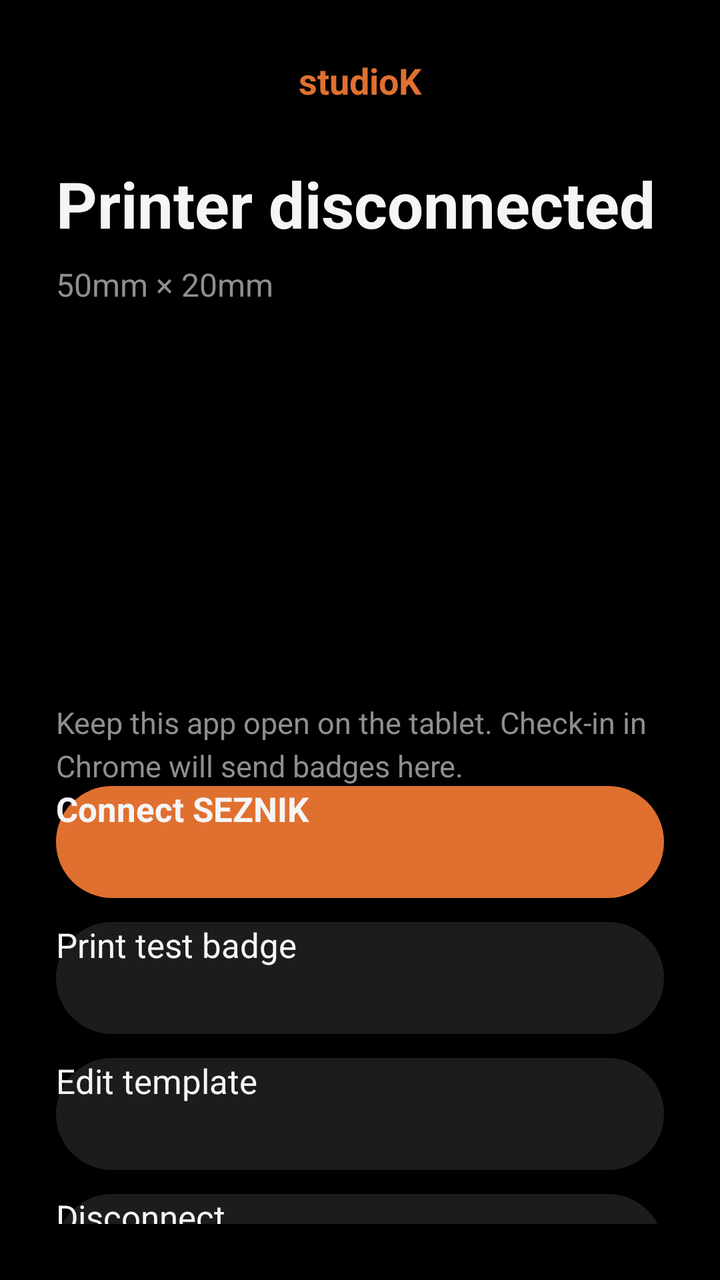
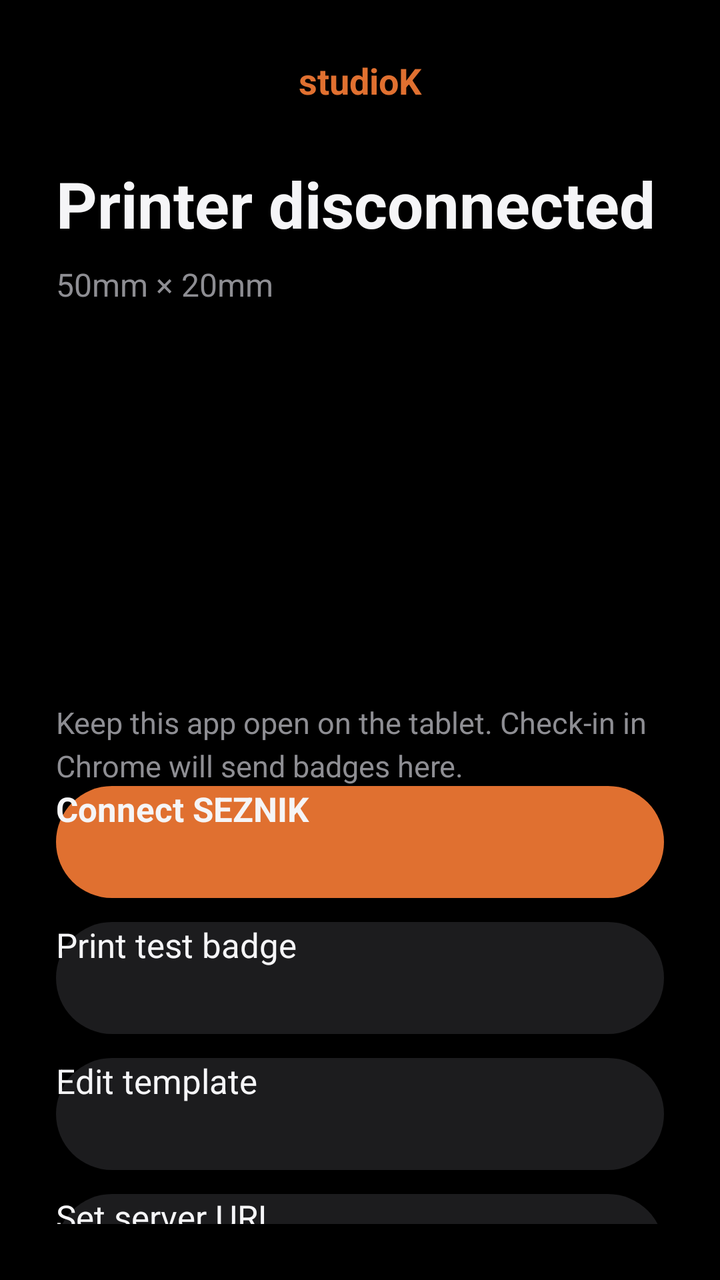

Two renders of the same Android screen: before a commit and after it. Below are the layout's source before the change and the commit's diff.
<!-- AndroidManifest.xml: application theme Theme.StudioKPrinter -->
<!-- res/layout/activity_main.xml -->
<?xml version="1.0" encoding="utf-8"?>
<LinearLayout xmlns:android="http://schemas.android.com/apk/res/android"
    android:layout_width="match_parent"
    android:layout_height="match_parent"
    android:background="@color/black"
    android:orientation="vertical"
    android:padding="28dp">

    <TextView
        android:layout_width="match_parent"
        android:layout_height="wrap_content"
        android:gravity="center"
        android:text="@string/brand"
        android:textColor="@color/accent"
        android:textSize="18sp"
        android:textStyle="bold" />

    <TextView
        android:id="@+id/statusTitle"
        android:layout_width="match_parent"
        android:layout_height="wrap_content"
        android:layout_marginTop="28dp"
        android:text="@string/status_disconnected"
        android:textColor="@color/cream"
        android:textSize="32sp"
        android:textStyle="bold" />

    <TextView
        android:id="@+id/statusDetail"
        android:layout_width="match_parent"
        android:layout_height="wrap_content"
        android:layout_marginTop="8dp"
        android:text="@string/label_size"
        android:textColor="@color/muted"
        android:textSize="16sp" />

    <ImageView
        android:id="@+id/previewImage"
        android:layout_width="match_parent"
        android:layout_height="160dp"
        android:layout_marginTop="18dp"
        android:contentDescription="@string/label_size"
        android:scaleType="fitCenter" />

    <TextView
        android:layout_width="match_parent"
        android:layout_height="wrap_content"
        android:layout_marginTop="20dp"
        android:lineSpacingExtra="4dp"
        android:text="@string/hint_pair"
        android:textColor="@color/muted"
        android:textSize="15sp" />

    <View
        android:layout_width="match_parent"
        android:layout_height="0dp"
        android:layout_weight="1" />

    <Button
        android:id="@+id/btnConnect"
        android:layout_width="match_parent"
        android:layout_height="56dp"
        android:background="@drawable/btn_accent"
        android:text="@string/connect"
        android:textAllCaps="false"
        android:textColor="@color/cream"
        android:textSize="17sp"
        android:textStyle="bold" />

    <Button
        android:id="@+id/btnTest"
        android:layout_width="match_parent"
        android:layout_height="56dp"
        android:layout_marginTop="12dp"
        android:background="@drawable/btn_panel"
        android:text="@string/print_test"
        android:textAllCaps="false"
        android:textColor="@color/cream"
        android:textSize="17sp" />

    <Button
        android:id="@+id/btnEditTemplate"
        android:layout_width="match_parent"
        android:layout_height="56dp"
        android:layout_marginTop="12dp"
        android:background="@drawable/btn_panel"
        android:text="@string/edit_template"
        android:textAllCaps="false"
        android:textColor="@color/cream"
        android:textSize="17sp" />

    <Button
        android:id="@+id/btnDisconnect"
        android:layout_width="match_parent"
        android:layout_height="56dp"
        android:layout_marginTop="12dp"
        android:background="@drawable/btn_panel"
        android:text="@string/disconnect"
        android:textAllCaps="false"
        android:textColor="@color/cream"
        android:textSize="17sp" />
</LinearLayout>
<!-- resources referenced by this layout -->
<resources>
  <color name="accent">#E07030</color>
  <color name="black">#000000</color>
  <color name="cream">#F5F5F7</color>
  <color name="muted">#8E8E93</color>
  <!-- drawable btn_accent (drawable) -->
  <?xml version="1.0" encoding="utf-8"?>
  <shape xmlns:android="http://schemas.android.com/apk/res/android" android:shape="rectangle">
      <solid android:color="@color/accent" />
      <corners android:radius="28dp" />
  </shape>
  <!-- drawable btn_panel (drawable) -->
  <?xml version="1.0" encoding="utf-8"?>
  <shape xmlns:android="http://schemas.android.com/apk/res/android" android:shape="rectangle">
      <solid android:color="@color/panel" />
      <corners android:radius="28dp" />
  </shape>
  <string name="brand">studioK</string>
  <string name="connect">Connect SEZNIK</string>
  <string name="disconnect">Disconnect</string>
  <string name="edit_template">Edit template</string>
  <string name="hint_pair">Keep this app open on the tablet. Check-in in Chrome will send badges here.</string>
  <string name="label_size">50mm × 20mm</string>
  <string name="print_test">Print test badge</string>
  <string name="status_disconnected">Printer disconnected</string>
  <style name="Theme.StudioKPrinter" parent="android:Theme.Material.NoActionBar">
          <item name="android:windowBackground">@color/black</item>
          <item name="android:statusBarColor">@color/black</item>
          <item name="android:navigationBarColor">@color/black</item>
          <item name="android:colorAccent">@color/accent</item>
          <item name="android:textColorPrimary">@color/cream</item>
          <item name="android:textColorSecondary">@color/muted</item>
      </style>
  <color name="panel">#1C1C1E</color>
</resources>

<!-- the commit's change to res/layout/activity_main.xml (unified diff, before → after) -->
@@ -90,6 +90,17 @@
         android:textSize="17sp" />
 
     <Button
+        android:id="@+id/btnSetServer"
+        android:layout_width="match_parent"
+        android:layout_height="56dp"
+        android:layout_marginTop="12dp"
+        android:background="@drawable/btn_panel"
+        android:text="@string/set_server"
+        android:textAllCaps="false"
+        android:textColor="@color/cream"
+        android:textSize="17sp" />
+
+    <Button
         android:id="@+id/btnDisconnect"
         android:layout_width="match_parent"
         android:layout_height="56dp"
<!-- resource entries referenced after the edit -->
@@ -23,6 +23,7 @@
   <string name="hint_pair">Keep this app open on the tablet. Check-in in Chrome will send badges here.</string>
   <string name="label_size">50mm × 20mm</string>
   <string name="print_test">Print test badge</string>
+  <string name="set_server">Set server URL</string>
   <string name="status_disconnected">Printer disconnected</string>
   <style name="Theme.StudioKPrinter" parent="android:Theme.Material.NoActionBar">
           <item name="android:windowBackground">@color/black</item>
